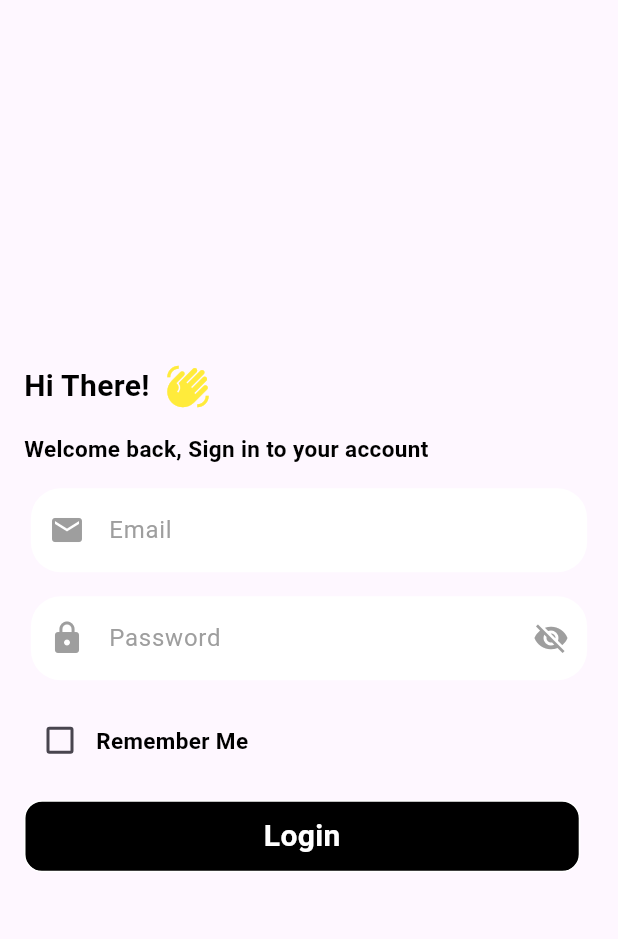
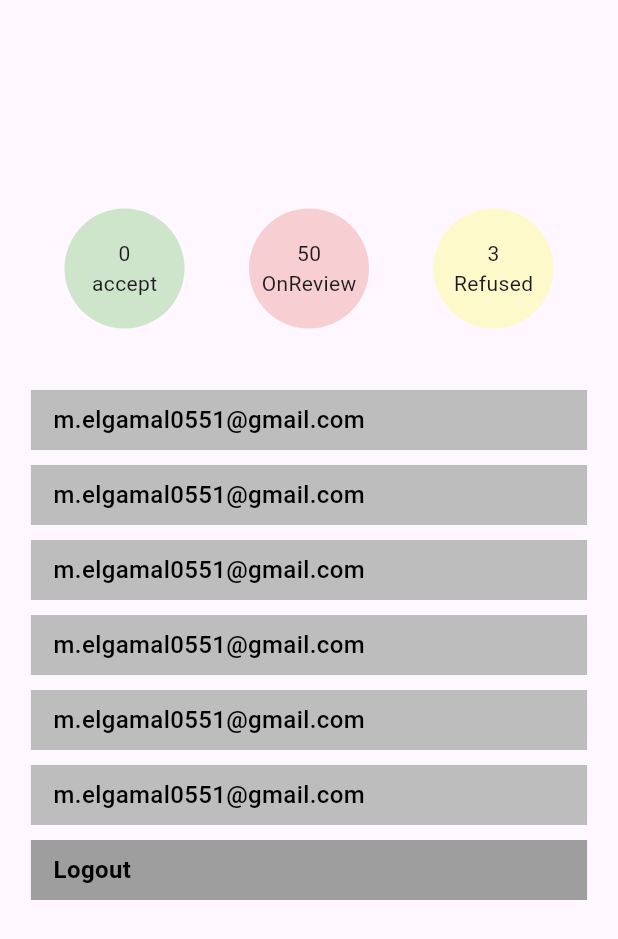
Before and after one commit to mazenelgaml/Clean-Machine, a Flutter app: the screen it shows after launch, on a phone screen of 412 x 824 dp. Shown: the top 939 px of the screen. Run offline on Flutter 3.47's test engine with Material 3 defaults, Android fonts, the light colour scheme and no system bars; our stand-ins replace dio, get, shared_preferences.

Commit message:
profilePage

```diff
--- a/lib/main.dart
+++ b/lib/main.dart
@@ -1,5 +1,6 @@
 import 'package:clean_machine/screens/Login/login_screen.dart';
 import 'package:clean_machine/screens/home/home_screen.dart';
+import 'package:clean_machine/screens/profile/profileScreen/profile_screen.dart';
 import 'package:clean_machine/services/app_translation.dart';
 import 'package:clean_machine/services/memory.dart';
 import 'package:flutter/material.dart';
@@ -26,7 +27,7 @@ class MyApp extends StatelessWidget {
     return GetMaterialApp(
       title: 'Clean Machine',
       debugShowCheckedModeBanner: false,
-      home: LoginScreen(),
+      home: ProfileScreen(),
       translations: AppTranslations(),
       locale: Get.find<LocalizationService>().activeLocale,
       supportedLocales: SupportedLocales.all,
--- /dev/null
+++ b/lib/screens/profile/profileScreen/profile_screen.dart
@@ -0,0 +1,261 @@
+import 'package:flutter/cupertino.dart';
+import 'package:flutter/material.dart';
+import 'package:get/get.dart';
+
+class ProfileScreen extends StatelessWidget {
+  const ProfileScreen({super.key});
+
+  @override
+  Widget build(BuildContext context) {
+    return Scaffold(
+      body: Padding(
+        padding: const EdgeInsets.only(bottom: 80),
+        child: Column(
+          mainAxisAlignment: MainAxisAlignment.center,
+          children: [
+            Row(
+              mainAxisAlignment: MainAxisAlignment.spaceEvenly,
+              children: [
+                Container(
+                  width: 80.0,
+                  height: 80.0,
+                  decoration: BoxDecoration(
+                    color: Color(0xffcee5cb),
+                    shape: BoxShape.circle,
+                  ),
+                  child: Padding(
+                    padding: const EdgeInsets.all(8.0),
+                    child: Center(
+                      child: Column(
+                        mainAxisSize: MainAxisSize.min,
+                        children: [
+                          Text("0"),
+                          Text("accept"),
+                        ],
+                      ),
+                    ),
+                  ),
+                ),
+                Container(
+                  width: 80.0,
+                  height: 80.0,
+                  decoration: BoxDecoration(
+                    color: Color(0xfff7ced2),
+                    shape: BoxShape.circle,
+                  ),
+                  child: Padding(
+                    padding: const EdgeInsets.all(8.0),
+                    child: Center(
+                      child: Column(
+                        mainAxisSize: MainAxisSize.min,
+                        children: [
+                          Text("50"),
+                          Text("OnReview"),
+                        ],
+                      ),
+                    ),
+                  ),
+                ),
+                Container(
+                  width: 80.0,
+                  height: 80.0,
+                  decoration: BoxDecoration(
+                    color: Color(0xfffdf9ca),
+                    shape: BoxShape.circle,
+                  ),
+                  child: Padding(
+                    padding: const EdgeInsets.all(8.0),
+                    child: Center(
+                      child: Column(
+                        mainAxisSize: MainAxisSize.min,
+                        children: [
+                          Text("3"),
+                          Text("Refused"),
+                        ],
+                      ),
+                    ),
+                  ),
+                ),
+              ],
+            ),
+            SizedBox(height: 36),
+            Column(
+              children: [
+                Padding(
+                  padding: const EdgeInsets.all(5.0),
+                  child: Container(
+                    width: Get.width * 0.9,
+                    height: 40,
+                    color: Colors.grey[400],
+                    child: Padding(
+                      padding: const EdgeInsets.only(left: 15),
+                      child: Align(
+                        alignment: Alignment.centerLeft,
+                        child: Text(
+                          'm.elgamal0551@gmail.com',
+                          style: TextStyle(
+                            color: Colors.black,
+                            fontSize: 16,
+                            fontWeight: FontWeight.w500,
+                          ),
+                            overflow: TextOverflow.ellipsis,
+                            softWrap: false
+                        ),
+                      ),
+                    ),
+                  ),
+                ),
+                Padding(
+                  padding: const EdgeInsets.all(5.0),
+                  child: Container(
+                    width: Get.width * 0.9,
+                    height: 40,
+                    color: Colors.grey[400],
+                    child: Padding(
+                      padding: const EdgeInsets.only(left: 15),
+                      child: Align(
+                        alignment: Alignment.centerLeft,
+                        child: Text(
+                            'm.elgamal0551@gmail.com',
+                            style: TextStyle(
+                              color: Colors.black,
+                              fontSize: 16,
+                              fontWeight: FontWeight.w500,
+                            ),
+                            overflow: TextOverflow.ellipsis,
+                            softWrap: false
+                        ),
+                      ),
+                    ),
+                  ),
+                ),
+                Padding(
+                  padding: const EdgeInsets.all(5.0),
+                  child: Container(
+                    width: Get.width * 0.9,
+                    height: 40,
+                    color: Colors.grey[400],
+                    child: Padding(
+                      padding: const EdgeInsets.only(left: 15),
+                      child: Align(
+                        alignment: Alignment.centerLeft,
+                        child: Text(
+                            'm.elgamal0551@gmail.com',
+                            style: TextStyle(
+                              color: Colors.black,
+                              fontSize: 16,
+                              fontWeight: FontWeight.w500,
+                            ),
+                            overflow: TextOverflow.ellipsis,
+                            softWrap: false
+                        ),
+                      ),
+                    ),
+                  ),
+                ),
+                Padding(
+                  padding: const EdgeInsets.all(5.0),
+                  child: Container(
+                    width: Get.width * 0.9,
+                    height: 40,
+                    color: Colors.grey[400],
+                    child: Padding(
+                      padding: const EdgeInsets.only(left: 15),
+                      child: Align(
+                        alignment: Alignment.centerLeft,
+                        child: Text(
+                            'm.elgamal0551@gmail.com',
+                            style: TextStyle(
+                              color: Colors.black,
+                              fontSize: 16,
+                              fontWeight: FontWeight.w500,
+                            ),
+                            overflow: TextOverflow.ellipsis,
+                            softWrap: false
+                        ),
+                      ),
+                    ),
+                  ),
+                ),
+                Padding(
+                  padding: const EdgeInsets.all(5.0),
+                  child: Container(
+                    width: Get.width * 0.9,
+                    height: 40,
+                    color: Colors.grey[400],
+                    child: Padding(
+                      padding: const EdgeInsets.only(left: 15),
+                      child: Align(
+                        alignment: Alignment.centerLeft,
+                        child: Text(
+                            'm.elgamal0551@gmail.com',
+                            style: TextStyle(
+                              color: Colors.black,
+                              fontSize: 16,
+                              fontWeight: FontWeight.w500,
+                            ),
+                            overflow: TextOverflow.ellipsis,
+                            softWrap: false
+                        ),
+                      ),
+                    ),
+                  ),
+                ),
+                Padding(
+                  padding: const EdgeInsets.all(5.0),
+                  child: Container(
+                    width: Get.width * 0.9,
+                    height: 40,
+                    color: Colors.grey[400],
+                    child: Padding(
+                      padding: const EdgeInsets.only(left: 15),
+                      child: Align(
+                        alignment: Alignment.centerLeft,
+                        child: Text(
+                            'm.elgamal0551@gmail.com',
+                            style: TextStyle(
+                              color: Colors.black,
+                              fontSize: 16,
+                              fontWeight: FontWeight.w500,
+                            ),
+                            overflow: TextOverflow.ellipsis,
+                            softWrap: false
+                        ),
+                      ),
+                    ),
+                  ),
+                ),
+                Padding(
+                  padding: const EdgeInsets.all(5.0),
+                  child: Container(
+                    width: Get.width * 0.9,
+                    height: 40,
+                    color: Colors.grey[500],
+                    child: Padding(
+                      padding: const EdgeInsets.only(left: 15),
+                      child: Align(
+                        alignment: Alignment.centerLeft,
+                        child: Text(
+                            'Logout',
+                            style: TextStyle(
+                              color: Colors.black,
+                              fontSize: 16,
+                              fontWeight: FontWeight.bold,
+                            ),
+                            overflow: TextOverflow.ellipsis,
+                            softWrap: false
+                        ),
+                      ),
+                    ),
+                  ),
+                ),
+              ],
+            ),
+
+
+          ],
+        ),
+      ),
+    );
+  }
+}
```
Also changed, not shown: lib/screens/profile/profileController/profile_controller.dart (added).
